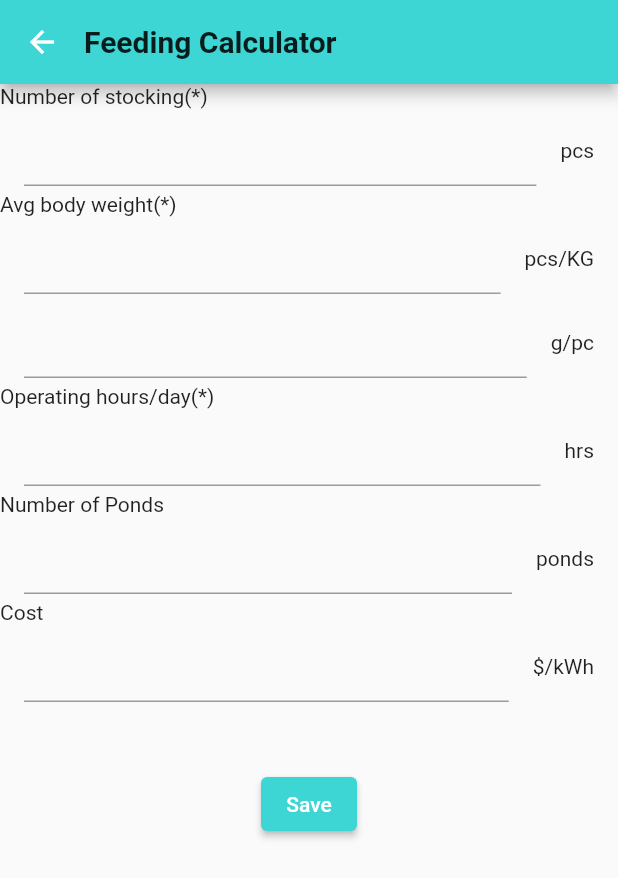
After one commit to ankith159/camaron, a Flutter app: the FeedCalculatorPage screen opened directly, after a tap on "Aeration Calculator", on a phone screen of 412 x 824 dp. The commit adds this screen. Shown: the top 878 px of the screen. Run offline on Flutter 3.47's test engine with Material 2 defaults, Android fonts, the phone set to English and light mode, and no system bars; our stand-ins replace cloud_firestore, firebase_auth, firebase_core, firebase_database, firebase_messaging, fl_chart and 3 more; accounts and stored records are empty.

Commit message:
added feed calculator basic UI

```diff
--- /dev/null
+++ b/lib/screens/appDrawer/aeration_calculator.dart
@@ -0,0 +1,70 @@
+
+import 'package:flutter/material.dart';
+import 'package:google_fonts/google_fonts.dart';
+
+class AerationCal extends StatefulWidget {
+  const AerationCal({Key? key}) : super(key: key);
+
+  @override
+  _AerationCalState createState() => _AerationCalState();
+}
+
+class _AerationCalState extends State<AerationCal> {
+  @override
+  Widget build(BuildContext context) {
+    return Scaffold(
+      appBar: AppBar(
+        titleSpacing: 0,
+        title: Padding(
+          padding: const EdgeInsets.all(0),
+          child: Text(
+            "Feeding Calculator",
+            style: GoogleFonts.roboto(
+                fontSize: 20,
+                color: Colors.black87,
+                fontWeight: FontWeight.bold),
+            textScaleFactor: 1,
+          ),
+        ),
+      ),
+      body: SingleChildScrollView(
+        child: Column(
+          crossAxisAlignment: CrossAxisAlignment.start,
+          children: [
+            Text('Number of stocking(*)'),
+            ListTile(
+              title: TextField(),
+              trailing: Text('pcs'),
+            ),
+            Text('Avg body weight(*)'),
+            ListTile(
+              title: TextField(),
+              trailing: Text('pcs/KG'),
+            ),
+            ListTile(
+              title: TextField(),
+              trailing: Text('g/pc'),
+            ),
+            Text('Operating hours/day(*)'),
+            ListTile(
+              title: TextField(),
+              trailing: Text('hrs'),
+            ),
+            Text('Number of Ponds'),
+            ListTile(
+              title: TextField(),
+              trailing: Text('ponds'),
+            ),
+            Text('Cost'),
+            ListTile(
+              title: TextField(),
+              trailing: Text('\$/kWh'),
+            ),
+            SizedBox(height: 40),
+            Center(child: ElevatedButton(onPressed: () {}, child: Text('Save')))
+          ],
+        ),
+      ),
+    );
+  }
+}
--- a/lib/screens/appDrawer/feed_calculator_page.dart
+++ b/lib/screens/appDrawer/feed_calculator_page.dart
@@ -1,5 +1,11 @@
 import 'package:flutter/material.dart';
 import 'package:google_fonts/google_fonts.dart';
+
+import 'aeration_calculator.dart';
+import 'feeding_calculator.dart';
+import 'fish_feed_calculator.dart';
+import 'pond_calculator.dart';
+import 'shrimp_converter.dart';
 
 class FeedCalculatorPage extends StatefulWidget {
   const FeedCalculatorPage({Key? key}) : super(key: key);
@@ -26,6 +32,45 @@ class _FeedCalculatorPageState extends State<FeedCalculatorPage> {
           ),
         ),
       ),
+      body: Column(
+        children: [
+          ListTile(
+            title: Text('Fish Feed Calculator'),
+            onTap: () {
+              Navigator.push(context,
+                  MaterialPageRoute(builder: (context) => FishFeedCal()));
+            },
+          ),
+          ListTile(
+            title: Text('Feeding Calculator'),
+            onTap: () {
+              Navigator.push(context,
+                  MaterialPageRoute(builder: (context) => FeedingCal()));
+            },
+          ),
+          ListTile(
+            title: Text('Aeration Calculator'),
+            onTap: () {
+              Navigator.push(context,
+                  MaterialPageRoute(builder: (context) => AerationCal()));
+            },
+          ),
+          ListTile(
+            title: Text('Pond Calculator'),
+            onTap: () {
+              Navigator.push(
+                  context, MaterialPageRoute(builder: (context) => PondCal()));
+            },
+          ),
+          ListTile(
+            title: Text('Shrimp Converter'),
+            onTap: () {
+              Navigator.push(context,
+                  MaterialPageRoute(builder: (context) => ShrimpConverter()));
+            },
+          ),
+        ],
+      ),
     );
   }
 }
```
Also changed, not shown: lib/screens/appDrawer/app_drawer.dart (+43 -50 lines), lib/screens/appDrawer/feeding_calculator.dart (added, +62 -0 lines), lib/screens/appDrawer/fish_feed_calculator.dart (added, +74 -0 lines), lib/screens/appDrawer/pond_calculator.dart (added, +75 -0 lines), lib/screens/appDrawer/shrimp_converter.dart (added, +50 -0 lines), pubspec.lock.
